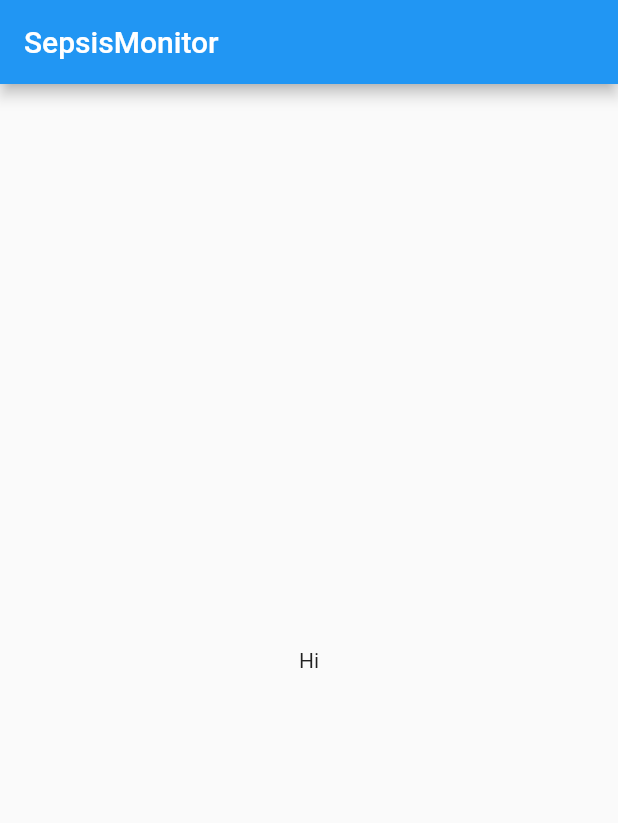
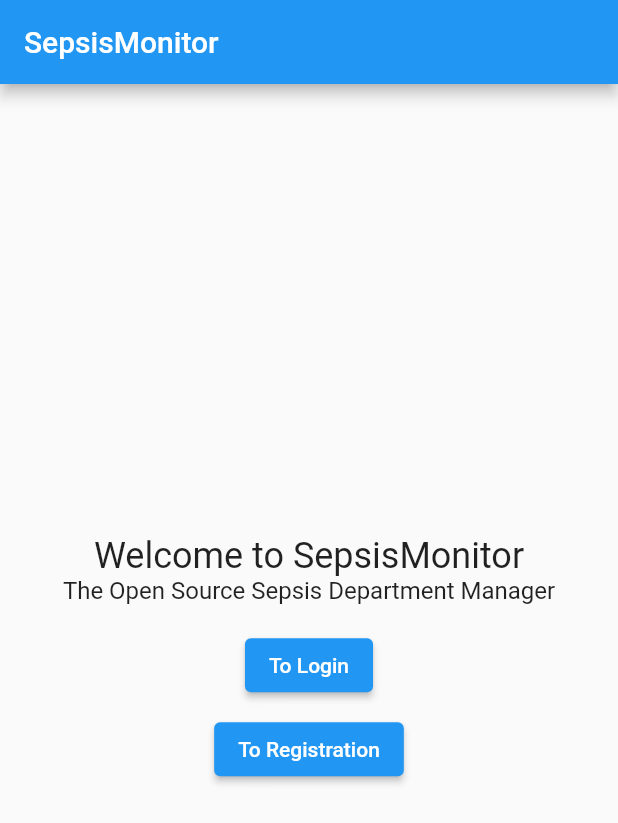
Before and after one commit to DustinScharf/SepsisMonitor, a Flutter app: the screen it shows after launch, on a phone screen of 412 x 824 dp. Shown: the top 823 px of the screen. Run offline on Flutter 3.47's test engine with Material 2 defaults, Android fonts, the phone set to English and light mode, and no system bars.

Commit message:
Added main page

```diff
--- a/lib/route_generator.dart
+++ b/lib/route_generator.dart
@@ -1,4 +1,5 @@
 import 'package:flutter/material.dart';
+import 'package:sepsis_monitor/login_page.dart';
 import 'package:sepsis_monitor/main.dart';
 import 'package:sepsis_monitor/start_page.dart';
 
@@ -8,8 +9,10 @@ class RouteGenerator {
     final args = settings.arguments;
 
     switch (settings.name) {
-      case '/':
+      case "/":
         return MaterialPageRoute(builder: (_) => const StartPage());
+      case '/login':
+        return MaterialPageRoute(builder: (_) => const LoginPage());
       // case '/second':
       //   // Validation of correct data type
       //   if (args is String) {
@@ -32,10 +35,10 @@ class RouteGenerator {
     return MaterialPageRoute(builder: (_) {
       return Scaffold(
         appBar: AppBar(
-          title: Text('Error'),
+          title: const Text("Page not found"),
         ),
-        body: Center(
-          child: Text('ERROR'),
+        body: const Center(
+          child: Text("The requested page does not exist."),
         ),
       );
     });
--- a/lib/start_page.dart
+++ b/lib/start_page.dart
@@ -8,7 +8,6 @@ class StartPage extends StatefulWidget {
 }
 
 class _StartPageState extends State<StartPage> {
-
   @override
   Widget build(BuildContext context) {
     return Scaffold(
@@ -18,8 +17,37 @@ class _StartPageState extends State<StartPage> {
       body: Center(
         child: Column(
           mainAxisAlignment: MainAxisAlignment.center,
-          children: const <Widget>[
-            Text("Hi"),
+          children: <Widget>[
+            const Text(
+              "Welcome to SepsisMonitor",
+              style: TextStyle(fontSize: 24),
+            ),
+            const Text(
+              "The Open Source Sepsis Department Manager",
+              style: TextStyle(fontSize: 16),
+            ),
+            const SizedBox(
+              height: 16.0,
+            ),
+            ElevatedButton(
+                onPressed: () {
+                  Navigator.of(context).pushNamed(
+                    "/login",
+                    arguments: null,
+                  );
+                },
+                child: const Text("To Login")),
+            const SizedBox(
+              height: 8.0,
+            ),
+            ElevatedButton(
+                onPressed: () {
+                  Navigator.of(context).pushNamed(
+                    "/registration",
+                    arguments: null,
+                  );
+                },
+                child: const Text("To Registration")),
           ],
         ),
       ),
```
Also changed, not shown: lib/login_page.dart (added, +17 -0 lines).
